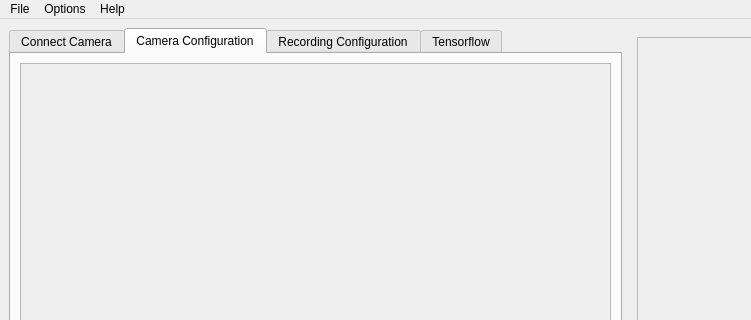
The window that anubis.ui (xlukas10/anubis) describes before a commit, drawn with Qt 5; both pictures show x 0 to 751 and y 0 to 320 of the 1249 by 687 pixel window.
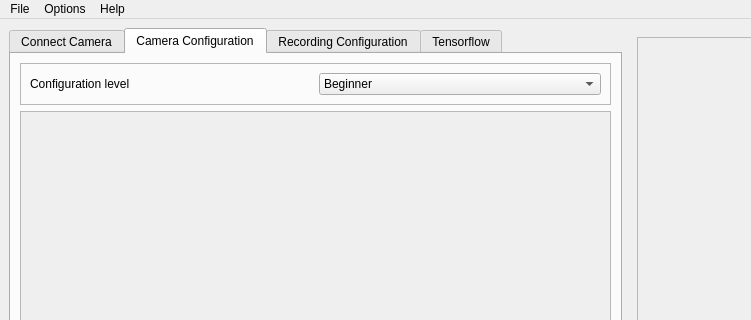
The same window after the commit. The open tabs and pages were chosen to show the change. Icons and pictures are not drawn.

Commit message: added config level combo box

```diff
--- a/anubis.ui
+++ b/anubis.ui
@@ -174,6 +174,44 @@
         <string>Camera Configuration</string>
        </attribute>
        <layout class="QVBoxLayout" name="verticalLayout_3">
+        <item>
+         <widget class="QFrame" name="frame_config_level">
+          <property name="frameShape">
+           <enum>QFrame::StyledPanel</enum>
+          </property>
+          <property name="frameShadow">
+           <enum>QFrame::Raised</enum>
+          </property>
+          <layout class="QHBoxLayout" name="horizontalLayout_5">
+           <item>
+            <widget class="QLabel" name="label_config_level">
+             <property name="text">
+              <string>Configuration level</string>
+             </property>
+            </widget>
+           </item>
+           <item>
+            <widget class="QComboBox" name="combo_config_level">
+             <item>
+              <property name="text">
+               <string>Beginner</string>
+              </property>
+             </item>
+             <item>
+              <property name="text">
+               <string>Expert</string>
+              </property>
+             </item>
+             <item>
+              <property name="text">
+               <string>Guru</string>
+              </property>
+             </item>
+            </widget>
+           </item>
+          </layout>
+         </widget>
+        </item>
         <item>
          <widget class="QScrollArea" name="parameters_scroll">
           <property name="horizontalScrollBarPolicy">
@@ -191,7 +229,7 @@
              <x>0</x>
              <y>0</y>
              <width>580</width>
-             <height>504</height>
+             <height>451</height>
             </rect>
            </property>
            <layout class="QFormLayout" name="parameters_layout"/>
```
Left out of the diff: 2 changed lines with no effect on the pictures.
